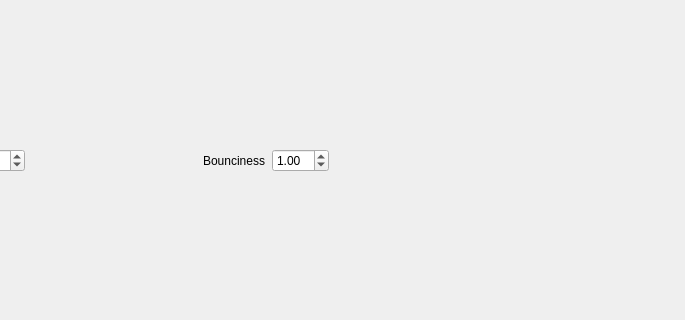
Above: mainwindow.ui from AnetteRana/VisSim before the change; both pictures show x 362 to 1047 and y 241 to 561 of the 1047 by 788 pixel window. Below: the same form after it.
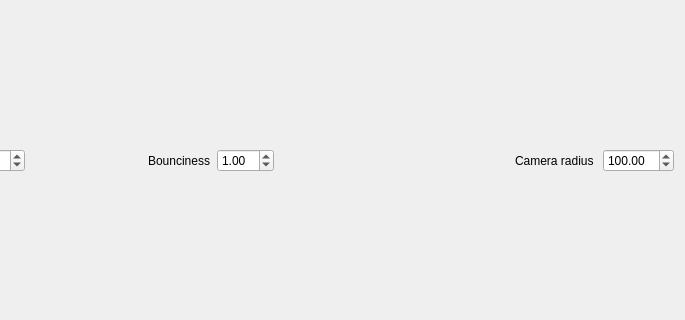
That is the form after the change.

```diff
--- a/mainwindow.ui
+++ b/mainwindow.ui
@@ -123,6 +123,29 @@
         </property>
        </spacer>
       </item>
+      <item>
+       <widget class="QLabel" name="label_3">
+        <property name="text">
+         <string>Camera radius </string>
+        </property>
+       </widget>
+      </item>
+      <item>
+       <widget class="QDoubleSpinBox" name="cameraRadiusBox">
+        <property name="minimum">
+         <double>1.000000000000000</double>
+        </property>
+        <property name="maximum">
+         <double>1000.000000000000000</double>
+        </property>
+        <property name="singleStep">
+         <double>10.000000000000000</double>
+        </property>
+        <property name="value">
+         <double>100.000000000000000</double>
+        </property>
+       </widget>
+      </item>
      </layout>
     </item>
     <item>
```
